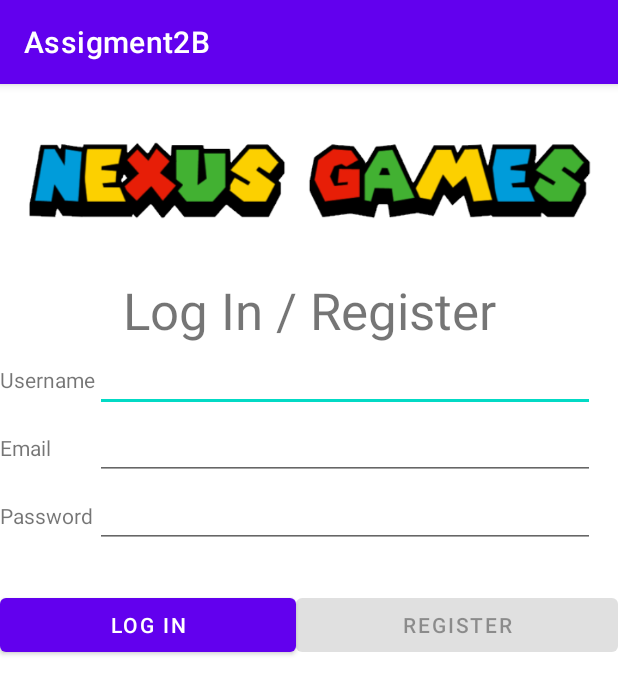
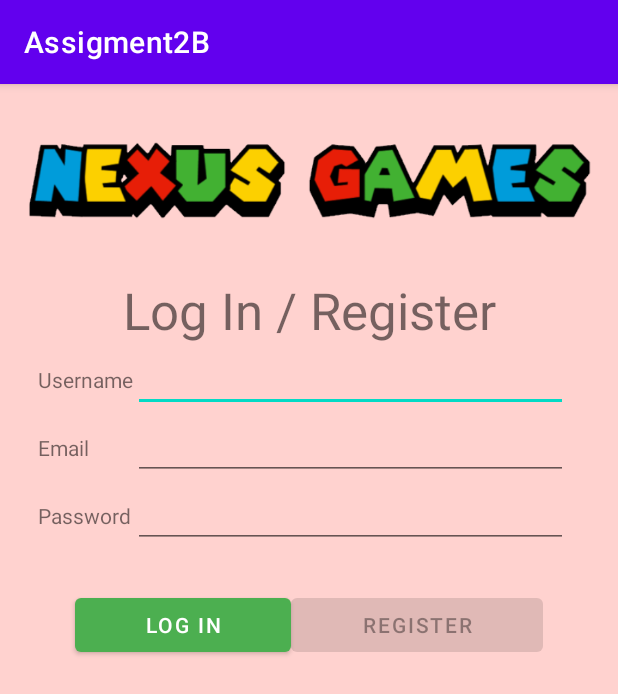
Before and after one commit to s310478/HIT238, an Android app: the screen it shows after launch (MainActivity), on a phone screen of 412 x 824 dp. Shown: the top 694 px of the screen. Run offline under Robolectric (Android 15) with nearby library versions, the phone set to English and light mode, and no system bars.

Commit message:
Update activity_main.xml
Changed some margins and colours.

```diff
--- a/app/src/main/res/layout/activity_main.xml
+++ b/app/src/main/res/layout/activity_main.xml
@@ -5,6 +5,7 @@
     android:id="@+id/CLayout"
     android:layout_width="match_parent"
     android:layout_height="match_parent"
+    android:background="#FFD2CF"
     android:columnCount="2"
     android:rowCount="7"
     android:useDefaultMargins="false"
@@ -40,6 +41,7 @@
                 android:id="@+id/lblUsername"
                 android:layout_width="wrap_content"
                 android:layout_height="wrap_content"
+                android:layout_marginLeft="25dp"
                 android:text="Username"
                 app:layout_column="0"
                 app:layout_row="0" />
@@ -48,6 +50,7 @@
                 android:id="@+id/lblEmail"
                 android:layout_width="wrap_content"
                 android:layout_height="wrap_content"
+                android:layout_marginLeft="25dp"
                 android:text="Email"
                 app:layout_column="0"
                 app:layout_row="1" />
@@ -56,13 +59,14 @@
                 android:id="@+id/lblPassword"
                 android:layout_width="wrap_content"
                 android:layout_height="wrap_content"
+                android:layout_marginLeft="25dp"
                 android:text="Password"
                 app:layout_column="0"
                 app:layout_row="2" />
 
             <EditText
                 android:id="@+id/txtUsername"
-                android:layout_width="333dp"
+                android:layout_width="290dp"
                 android:layout_height="wrap_content"
                 android:ems="10"
                 android:inputType="textPersonName"
@@ -71,7 +75,7 @@
 
             <EditText
                 android:id="@+id/txtEmail"
-                android:layout_width="333dp"
+                android:layout_width="290dp"
                 android:layout_height="wrap_content"
                 android:ems="10"
                 android:inputType="textEmailAddress"
@@ -80,7 +84,7 @@
 
             <EditText
                 android:id="@+id/txtPassword"
-                android:layout_width="333dp"
+                android:layout_width="290dp"
                 android:layout_height="wrap_content"
                 android:ems="10"
                 android:inputType="textPassword"
@@ -99,8 +103,10 @@
                 android:layout_width="wrap_content"
                 android:layout_height="match_parent"
                 android:layout_weight="1"
+                android:insetLeft="50dp"
                 android:onClick="btnLogIn"
-                android:text="Log In" />
+                android:text="Log In"
+                app:backgroundTint="#4CAF50" />
 
             <Button
                 android:id="@+id/btnRegister"
@@ -108,6 +114,7 @@
                 android:layout_height="match_parent"
                 android:layout_weight="1"
                 android:enabled="false"
+                android:insetRight="50dp"
                 android:onClick="btnRegister"
                 android:text="Register"
                 app:toggleCheckedStateOnClick="false" />
```
